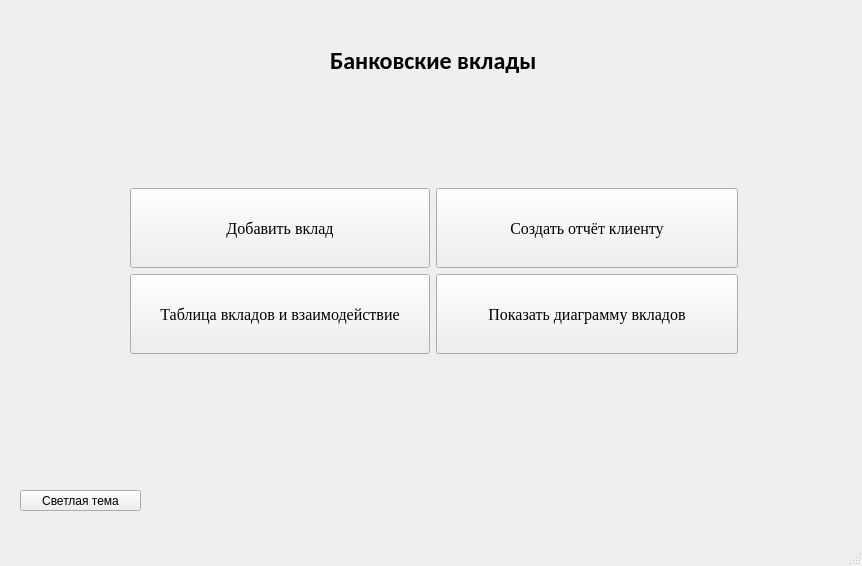
notprogamer3/PractiseProject, file Ui/Главное окно.ui: the form before one commit.
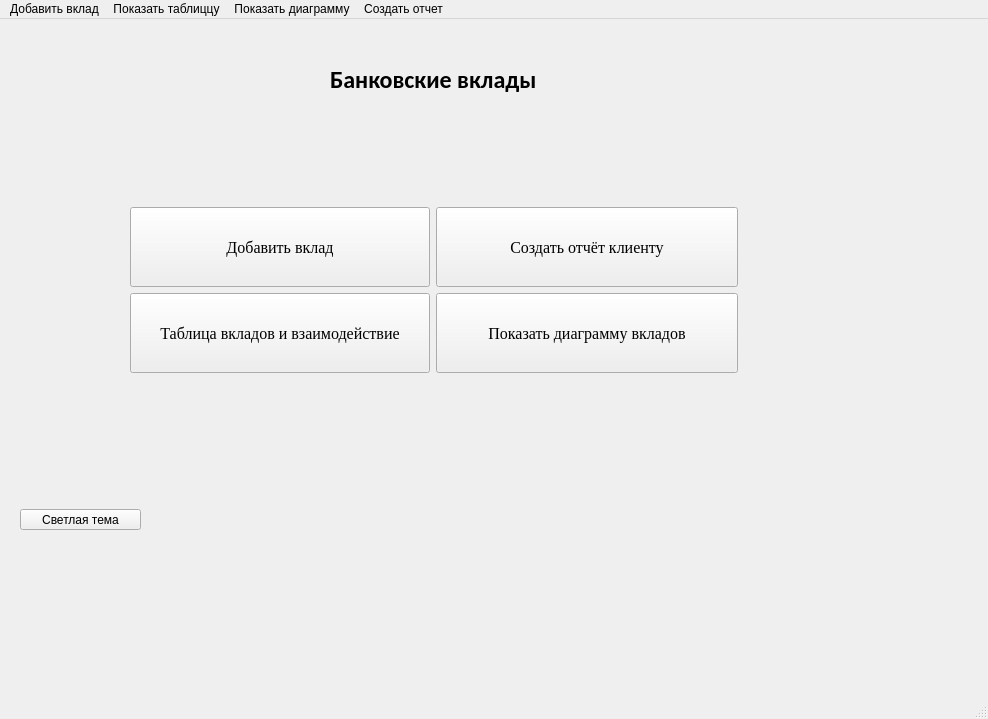
The form after the commit.

```diff
--- a/Ui/Главное окно.ui
+++ b/Ui/Главное окно.ui
@@ -6,8 +6,8 @@
    <rect>
     <x>0</x>
     <y>0</y>
-    <width>862</width>
-    <height>566</height>
+    <width>988</width>
+    <height>719</height>
    </rect>
   </property>
   <property name="sizePolicy">
@@ -173,6 +173,40 @@
    </widget>
   </widget>
   <widget class="QStatusBar" name="statusbar"/>
+  <widget class="QMenuBar" name="menuBar">
+   <property name="geometry">
+    <rect>
+     <x>0</x>
+     <y>0</y>
+     <width>988</width>
+     <height>33</height>
+    </rect>
+   </property>
+   <widget class="QMenu" name="menu">
+    <property name="title">
+     <string>Добавить вклад</string>
+    </property>
+   </widget>
+   <widget class="QMenu" name="menu_2">
+    <property name="title">
+     <string>Показать таблиццу</string>
+    </property>
+   </widget>
+   <widget class="QMenu" name="menu_3">
+    <property name="title">
+     <string>Показать диаграмму</string>
+    </property>
+   </widget>
+   <widget class="QMenu" name="menu_4">
+    <property name="title">
+     <string>Создать отчет</string>
+    </property>
+   </widget>
+   <addaction name="menu"/>
+   <addaction name="menu_2"/>
+   <addaction name="menu_3"/>
+   <addaction name="menu_4"/>
+  </widget>
  </widget>
  <resources/>
  <connections/>
```
